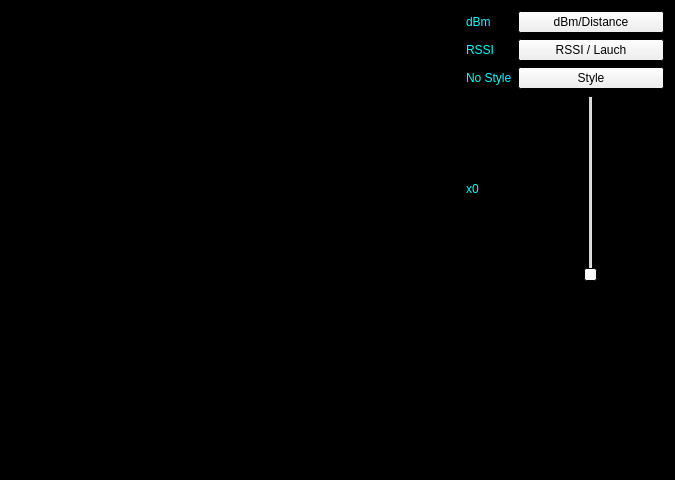
Before: the Qt Designer form mapsviewer.ui in Chien-Mu/CyberMaps, drawn with Qt 5.
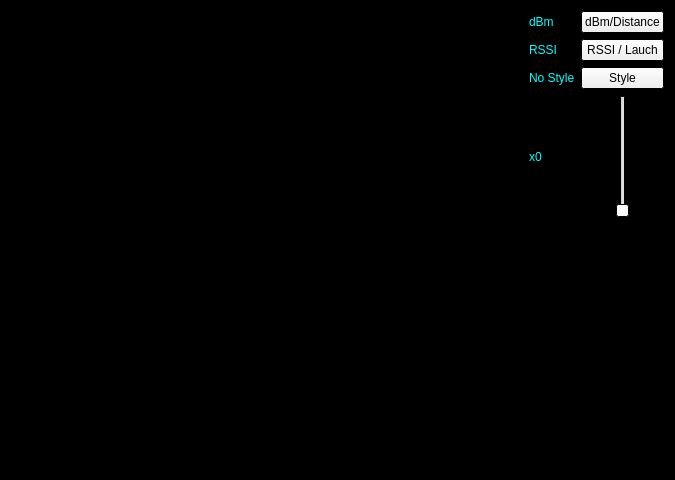
After: the same form once the commit is applied. Custom widgets are drawn as their Qt base class.

Commit message: plot 資料連結成功

What changed in the file:
```diff
--- a/mapsviewer.ui
+++ b/mapsviewer.ui
@@ -78,17 +78,21 @@
    <string>CaberMaps Viewer</string>
   </property>
   <layout class="QGridLayout" name="gridLayout">
-   <item row="0" column="0" rowspan="3">
-    <widget class="QCustomPlot" name="plot" native="true"/>
+   <item row="6" column="8">
+    <spacer name="verticalSpacer">
+     <property name="orientation">
+      <enum>Qt::Vertical</enum>
+     </property>
+     <property name="sizeHint" stdset="0">
+      <size>
+       <width>20</width>
+       <height>40</height>
+      </size>
+     </property>
+    </spacer>
    </item>
-   <item row="0" column="1" rowspan="3">
-    <widget class="QCustomPlot" name="plot_2" native="true"/>
-   </item>
-   <item row="0" column="2" rowspan="3">
-    <widget class="QCustomPlot" name="plot_3" native="true"/>
-   </item>
-   <item row="1" column="3">
-    <widget class="QLabel" name="la_sw_LR">
+   <item row="3" column="4">
+    <widget class="QLabel" name="la_zoom">
      <property name="palette">
       <palette>
        <active>
@@ -208,136 +212,51 @@
       </palette>
      </property>
      <property name="text">
-      <string>RSSI</string>
+      <string>x0</string>
      </property>
     </widget>
    </item>
-   <item row="2" column="3">
-    <widget class="QLabel" name="la_sw_style">
-     <property name="palette">
-      <palette>
-       <active>
-        <colorrole role="WindowText">
-         <brush brushstyle="SolidPattern">
-          <color alpha="255">
-           <red>0</red>
-           <green>255</green>
-           <blue>255</blue>
-          </color>
-         </brush>
-        </colorrole>
-        <colorrole role="Dark">
-         <brush brushstyle="SolidPattern">
-          <color alpha="255">
-           <red>255</red>
-           <green>255</green>
-           <blue>255</blue>
-          </color>
-         </brush>
-        </colorrole>
-        <colorrole role="Text">
-         <brush brushstyle="SolidPattern">
-          <color alpha="255">
-           <red>231</red>
-           <green>231</green>
-           <blue>231</blue>
-          </color>
-         </brush>
-        </colorrole>
-        <colorrole role="ButtonText">
-         <brush brushstyle="SolidPattern">
-          <color alpha="255">
-           <red>255</red>
-           <green>255</green>
-           <blue>255</blue>
-          </color>
-         </brush>
-        </colorrole>
-       </active>
-       <inactive>
-        <colorrole role="WindowText">
-         <brush brushstyle="SolidPattern">
-          <color alpha="255">
-           <red>0</red>
-           <green>255</green>
-           <blue>255</blue>
-          </color>
-         </brush>
-        </colorrole>
-        <colorrole role="Dark">
-         <brush brushstyle="SolidPattern">
-          <color alpha="255">
-           <red>255</red>
-           <green>255</green>
-           <blue>255</blue>
-          </color>
-         </brush>
-        </colorrole>
-        <colorrole role="Text">
-         <brush brushstyle="SolidPattern">
-          <color alpha="255">
-           <red>231</red>
-           <green>231</green>
-           <blue>231</blue>
-          </color>
-         </brush>
-        </colorrole>
-        <colorrole role="ButtonText">
-         <brush brushstyle="SolidPattern">
-          <color alpha="255">
-           <red>255</red>
-           <green>255</green>
-           <blue>255</blue>
-          </color>
-         </brush>
-        </colorrole>
-       </inactive>
-       <disabled>
-        <colorrole role="WindowText">
-         <brush brushstyle="SolidPattern">
-          <color alpha="255">
-           <red>255</red>
-           <green>255</green>
-           <blue>255</blue>
-          </color>
-         </brush>
-        </colorrole>
-        <colorrole role="Dark">
-         <brush brushstyle="SolidPattern">
-          <color alpha="255">
-           <red>255</red>
-           <green>255</green>
-           <blue>255</blue>
-          </color>
-         </brush>
-        </colorrole>
-        <colorrole role="Text">
-         <brush brushstyle="SolidPattern">
-          <color alpha="255">
-           <red>255</red>
-           <green>255</green>
-           <blue>255</blue>
-          </color>
-         </brush>
-        </colorrole>
-        <colorrole role="ButtonText">
-         <brush brushstyle="SolidPattern">
-          <color alpha="255">
-           <red>255</red>
-           <green>255</green>
-           <blue>255</blue>
-          </color>
-         </brush>
-        </colorrole>
-       </disabled>
-      </palette>
+   <item row="3" column="8">
+    <widget class="QSlider" name="VS_zoom">
+     <property name="sizePolicy">
+      <sizepolicy hsizetype="Preferred" vsizetype="Expanding">
+       <horstretch>0</horstretch>
+       <verstretch>0</verstretch>
+      </sizepolicy>
      </property>
+     <property name="orientation">
+      <enum>Qt::Vertical</enum>
+     </property>
+    </widget>
+   </item>
+   <item row="0" column="8">
+    <widget class="QPushButton" name="btn_sw_dD">
+     <property name="sizePolicy">
+      <sizepolicy hsizetype="Fixed" vsizetype="Fixed">
+       <horstretch>0</horstretch>
+       <verstretch>0</verstretch>
+      </sizepolicy>
+     </property>
      <property name="text">
-      <string>No Style</string>
+      <string>dBm/Distance</string>
      </property>
     </widget>
    </item>
-   <item row="0" column="3">
+   <item row="1" column="8">
+    <widget class="QPushButton" name="btn_sw_LR">
+     <property name="text">
+      <string>RSSI / Lauch</string>
+     </property>
+    </widget>
+   </item>
+   <item row="2" column="8">
+    <widget class="QPushButton" name="btn_sw_style">
+     <property name="text">
+      <string>Style</string>
+     </property>
+    </widget>
+   </item>
+   <item row="0" column="4">
     <widget class="QLabel" name="la_sw_dD">
      <property name="sizePolicy">
       <sizepolicy hsizetype="Fixed" vsizetype="Preferred">
@@ -468,42 +387,133 @@
      </property>
     </widget>
    </item>
-   <item row="2" column="7">
-    <widget class="QPushButton" name="btn_sw_style">
-     <property name="text">
-      <string>Style</string>
+   <item row="2" column="4">
+    <widget class="QLabel" name="la_sw_style">
+     <property name="palette">
+      <palette>
+       <active>
+        <colorrole role="WindowText">
+         <brush brushstyle="SolidPattern">
+          <color alpha="255">
+           <red>0</red>
+           <green>255</green>
+           <blue>255</blue>
+          </color>
+         </brush>
+        </colorrole>
+        <colorrole role="Dark">
+         <brush brushstyle="SolidPattern">
+          <color alpha="255">
+           <red>255</red>
+           <green>255</green>
+           <blue>255</blue>
+          </color>
+         </brush>
+        </colorrole>
+        <colorrole role="Text">
+         <brush brushstyle="SolidPattern">
+          <color alpha="255">
+           <red>231</red>
+           <green>231</green>
+           <blue>231</blue>
+          </color>
+         </brush>
+        </colorrole>
+        <colorrole role="ButtonText">
+         <brush brushstyle="SolidPattern">
+          <color alpha="255">
+           <red>255</red>
+           <green>255</green>
+           <blue>255</blue>
+          </color>
+         </brush>
+        </colorrole>
+       </active>
+       <inactive>
+        <colorrole role="WindowText">
+         <brush brushstyle="SolidPattern">
+          <color alpha="255">
+           <red>0</red>
+           <green>255</green>
+           <blue>255</blue>
+          </color>
+         </brush>
+        </colorrole>
+        <colorrole role="Dark">
+         <brush brushstyle="SolidPattern">
+          <color alpha="255">
+           <red>255</red>
+           <green>255</green>
+           <blue>255</blue>
+          </color>
+         </brush>
+        </colorrole>
+        <colorrole role="Text">
+         <brush brushstyle="SolidPattern">
+          <color alpha="255">
+           <red>231</red>
+           <green>231</green>
+           <blue>231</blue>
+          </color>
+         </brush>
+        </colorrole>
+        <colorrole role="ButtonText">
+         <brush brushstyle="SolidPattern">
+          <color alpha="255">
+           <red>255</red>
+           <green>255</green>
+           <blue>255</blue>
+          </color>
+         </brush>
+        </colorrole>
+       </inactive>
+       <disabled>
+        <colorrole role="WindowText">
+         <brush brushstyle="SolidPattern">
+          <color alpha="255">
+           <red>255</red>
+           <green>255</green>
+           <blue>255</blue>
+          </color>
+         </brush>
+        </colorrole>
+        <colorrole role="Dark">
+         <brush brushstyle="SolidPattern">
+          <color alpha="255">
+           <red>255</red>
+           <green>255</green>
+           <blue>255</blue>
+          </color>
+         </brush>
+        </colorrole>
+        <colorrole role="Text">
+         <brush brushstyle="SolidPattern">
+          <color alpha="255">
+           <red>255</red>
+           <green>255</green>
+           <blue>255</blue>
+          </color>
+         </brush>
+        </colorrole>
+        <colorrole role="ButtonText">
+         <brush brushstyle="SolidPattern">
+          <color alpha="255">
+           <red>255</red>
+           <green>255</green>
+           <blue>255</blue>
+          </color>
+         </brush>
+        </colorrole>
+       </disabled>
+      </palette>
      </property>
-    </widget>
-   </item>
-   <item row="1" column="7">
-    <widget class="QPushButton" name="btn_sw_LR">
      <property name="text">
-      <string>RSSI / Lauch</string>
+      <string>No Style</string>
      </property>
     </widget>
    </item>
-   <item row="0" column="7">
-    <widget class="QPushButton" name="btn_sw_dD">
-     <property name="text">
-      <string>dBm/Distance</string>
-     </property>
-    </widget>
-   </item>
-   <item row="3" column="7">
-    <widget class="QSlider" name="VS_zoom">
-     <property name="sizePolicy">
-      <sizepolicy hsizetype="Preferred" vsizetype="Expanding">
-       <horstretch>0</horstretch>
-       <verstretch>0</verstretch>
-      </sizepolicy>
-     </property>
-     <property name="orientation">
-      <enum>Qt::Vertical</enum>
-     </property>
-    </widget>
-   </item>
-   <item row="3" column="3">
-    <widget class="QLabel" name="la_zoom">
+   <item row="1" column="4">
+    <widget class="QLabel" name="la_sw_LR">
      <property name="palette">
       <palette>
        <active>
@@ -623,12 +633,12 @@
       </palette>
      </property>
      <property name="text">
-      <string>x0</string>
+      <string>RSSI</string>
      </property>
     </widget>
    </item>
-   <item row="6" column="7">
-    <spacer name="verticalSpacer">
+   <item row="7" column="8">
+    <spacer name="verticalSpacer_2">
      <property name="orientation">
       <enum>Qt::Vertical</enum>
      </property>
@@ -640,6 +650,24 @@
      </property>
     </spacer>
    </item>
+   <item row="7" column="2">
+    <widget class="QCustomPlot" name="plot_3" native="true"/>
+   </item>
+   <item row="7" column="1">
+    <widget class="QCustomPlot" name="plot_2" native="true">
+     <zorder>plot</zorder>
+    </widget>
+   </item>
+   <item row="7" column="0">
+    <widget class="QCustomPlot" name="plot" native="true">
+     <property name="sizePolicy">
+      <sizepolicy hsizetype="Preferred" vsizetype="Preferred">
+       <horstretch>0</horstretch>
+       <verstretch>0</verstretch>
+      </sizepolicy>
+     </property>
+    </widget>
+   </item>
   </layout>
  </widget>
  <customwidgets>
```
Left out of the diff: 2 changed lines with no effect on the pictures. The commit also changes 7 other files.
